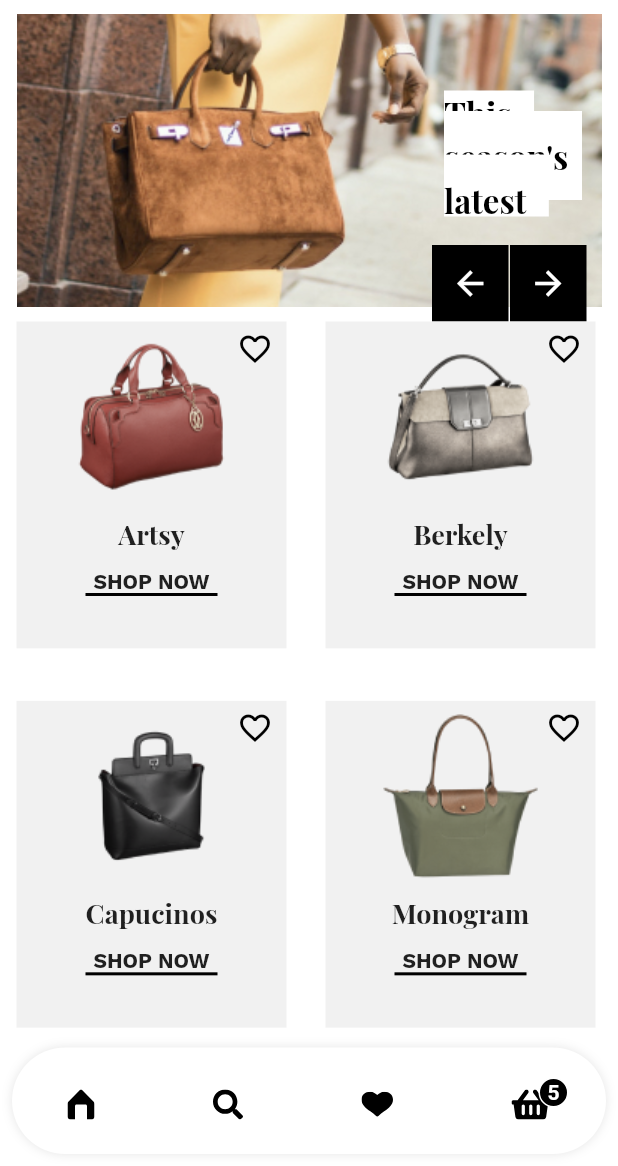
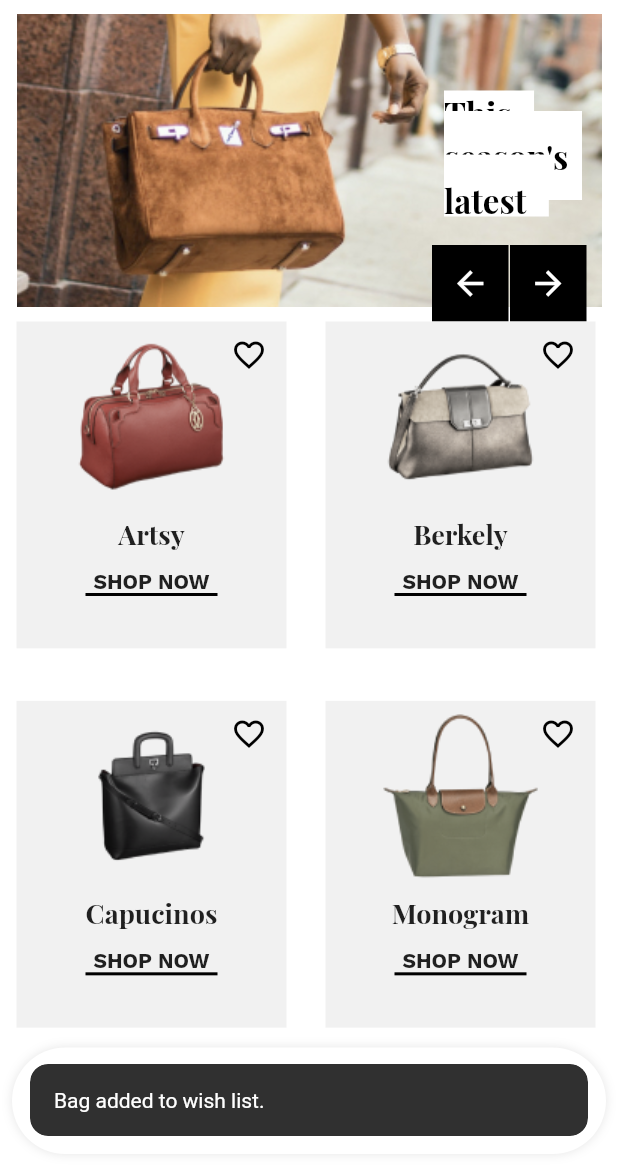
Before and after one commit to edoliantejr/Bagzz, a Flutter app: the screen it shows after launch, after a tap on the "favorite outline" icon, on a phone screen of 412 x 824 dp, the part 70-1236 px from its top. Run offline on Flutter 3.47's test engine with Material 2 defaults, Android fonts, the phone set to English and light mode, and no system bars; drawn by our look-alikes of dot_navigation_bar; our stand-ins replace flutter_svg, get, stacked.

Commit message:
Implement stacked architecture

```diff
--- a/lib/app/app.router.dart
+++ b/lib/app/app.router.dart
@@ -9,15 +9,19 @@
 import 'package:flutter/material.dart';
 import 'package:stacked/stacked.dart';
 
+import '../models/bag.dart';
+import '../ui/views/bag_item_details/bag_item_details_page.dart';
 import '../ui/views/home/home_screen.dart';
 import '../ui/views/main/main_screen.dart';
 
 class Routes {
   static const String mainScreen = '/';
   static const String MainPage = '/home-screen';
+  static const String BagItemDetailsPage = '/bag-item-details-page';
   static const all = <String>{
     mainScreen,
     MainPage,
+    BagItemDetailsPage,
   };
 }
 
@@ -27,6 +31,7 @@ class StackedRouter extends RouterBase {
   final _routes = <RouteDef>[
     RouteDef(Routes.mainScreen, page: MainScreen),
     RouteDef(Routes.MainPage, page: HomeScreen),
+    RouteDef(Routes.BagItemDetailsPage, page: BagItemDetailsPage),
   ];
   @override
   Map<Type, StackedRouteFactory> get pagesMap => _pagesMap;
@@ -46,5 +51,29 @@ class StackedRouter extends RouterBase {
         transitionDuration: const Duration(milliseconds: 800),
       );
     },
+    BagItemDetailsPage: (data) {
+      var args = data.getArgs<BagItemDetailsPageArguments>(nullOk: false);
+      return PageRouteBuilder<dynamic>(
+        pageBuilder: (context, animation, secondaryAnimation) =>
+            BagItemDetailsPage(
+          key: args.key,
+          bag: args.bag,
+        ),
+        settings: data,
+        transitionsBuilder: TransitionsBuilders.slideLeft,
+        transitionDuration: const Duration(milliseconds: 800),
+      );
+    },
   };
 }
+
+/// ************************************************************************
+/// Arguments holder classes
+/// *************************************************************************
+
+/// BagItemDetailsPage arguments holder class
+class BagItemDetailsPageArguments {
+  final Key? key;
+  final Bag bag;
+  BagItemDetailsPageArguments({this.key, required this.bag});
+}
--- /dev/null
+++ b/lib/ui/views/bag_item_details/bag_item_details_page.dart
@@ -0,0 +1,43 @@
+import 'package:bagzz/models/bag.dart';
+import 'package:bagzz/ui/views/bag_item_details/bag_item_details_view_model.dart';
+import 'package:flutter/material.dart';
+import 'package:stacked/stacked.dart';
+
+class BagItemDetailsPage extends StatelessWidget {
+  final Bag bag;
+
+  const BagItemDetailsPage({Key? key, required this.bag}) : super(key: key);
+
+  @override
+  Widget build(BuildContext context) {
+    return ViewModelBuilder<BagItemDetailsViewModel>.reactive(
+      viewModelBuilder: () => BagItemDetailsViewModel(bag),
+      builder: (context, model, child) {
+        return Scaffold(
+          body: Center(
+            child: Column(
+              children: [
+                Text(
+                  model.bag.name,
+                ),
+                SizedBox(
+                  height: 8,
+                ),
+                Text(
+                  model.bag.category,
+                ),
+                SizedBox(
+                  height: 8,
+                ),
+                Text(
+                  model.bag.price.toString(),
+                ),
+                Image(image: AssetImage(model.bag.image)),
+              ],
+            ),
+          ),
+        );
+      },
+    );
+  }
+}
--- /dev/null
+++ b/lib/ui/views/bag_item_details/bag_item_details_view_model.dart
@@ -0,0 +1,11 @@
+
+import 'package:bagzz/models/bag.dart';
+import 'package:stacked/stacked.dart';
+
+class BagItemDetailsViewModel extends BaseViewModel{
+  final Bag bag;
+
+  BagItemDetailsViewModel(this.bag);
+
+
+}
--- a/lib/ui/widgets/bag_grid_view.dart
+++ b/lib/ui/widgets/bag_grid_view.dart
@@ -1,6 +1,7 @@
-import 'package:bagzz/constant/font_names.dart';
 import 'package:bagzz/models/bag.dart';
 import 'package:flutter/material.dart';
+
+import 'bag_item/bag_item.dart';
 
 class BagGridView extends StatelessWidget {
   final List<Bag> bags;
@@ -44,75 +45,3 @@ class BagGridView extends StatelessWidget {
     );
   }
 }
-
-class BagItem extends StatelessWidget {
-  final Bag bag;
-
-  const BagItem(this.bag, {Key? key}) : super(key: key);
-
-  @override
-  Widget build(BuildContext context) {
-    return Padding(
-      padding: const EdgeInsets.only(left: 11, right: 15, bottom: 11),
-      child: Container(
-        height: 210,
-        width: 170,
-        color: Color(0XFFF1F1F1),
-        child: Stack(
-          children: [
-            Positioned(
-                top: 6,
-                right: 9,
-                child: GestureDetector(
-                  behavior: HitTestBehavior.opaque,
-                  onTap: () {},
-                  child: Icon(
-                    Icons.favorite_border_outlined,
-                    color: Colors.black,
-                    size: 24,
-                  ),
-                )),
-            Center(
-              child: Column(
-                children: [
-                  Padding(
-                    padding: const EdgeInsets.only(top: 8.0),
-                    child: Image(image: AssetImage(bag.image)),
-                  ),
-                  Padding(
-                    padding: const EdgeInsets.only(top: 11),
-                    child: Text(
-                      bag.name,
-                      style: TextStyle(
-                          fontFamily: FontNames.playFair,
-                          fontWeight: FontWeight.bold,
-                          fontSize: 18),
-                    ),
-                  ),
-                  Padding(
-                    padding: const EdgeInsets.only(top: 11),
-                    child: InkWell(
-                      onTap: () {},
-                      child: Text(
-                        'SHOP NOW',
-                        style: TextStyle(
-                            fontFamily: FontNames.workSans,
-                            fontWeight: FontWeight.w600,
-                            fontSize: 14),
-                      ),
-                    ),
-                  ),
-                  Container(
-                    height: 2,
-                    width: 88,
-                    color: Colors.black,
-                  )
-                ],
-              ),
-            )
-          ],
-        ),
-      ),
-    );
-  }
-}
--- /dev/null
+++ b/lib/ui/widgets/bag_item/bag_item.dart
@@ -0,0 +1,87 @@
+import 'package:bagzz/constant/font_names.dart';
+import 'package:bagzz/models/bag.dart';
+import 'package:bagzz/ui/widgets/bag_item/bag_item_view_model.dart';
+import 'package:flutter/material.dart';
+import 'package:stacked/stacked.dart';
+
+class BagItem extends StatelessWidget {
+  final Bag bag;
+
+  const BagItem(this.bag, {Key? key}) : super(key: key);
+
+  @override
+  Widget build(BuildContext context) {
+    return ViewModelBuilder<BagItemViewModel>.reactive(
+      viewModelBuilder: () => BagItemViewModel(bag),
+      builder: (context, model, child) {
+        return Padding(
+          padding: const EdgeInsets.only(left: 11, right: 15, bottom: 11),
+          child: Container(
+            height: 210,
+            width: 170,
+            color: Color(0XFFF1F1F1),
+            child: Stack(
+              children: [
+                Center(
+                  child: Column(
+                    children: [
+                      InkWell(
+                        onTap: model.onBagImagePressed,
+                        child: Padding(
+                          padding: const EdgeInsets.only(top: 8.0),
+                          child: Image(image: AssetImage(bag.image)),
+                        ),
+                      ),
+                      Padding(
+                        padding: const EdgeInsets.only(top: 11),
+                        child: Text(
+                          bag.name,
+                          style: TextStyle(
+                              fontFamily: FontNames.playFair,
+                              fontWeight: FontWeight.bold,
+                              fontSize: 18),
+                        ),
+                      ),
+                      Padding(
+                        padding: const EdgeInsets.only(top: 11),
+                        child: InkWell(
+                          onTap: () {},
+                          child: Text(
+                            'SHOP NOW',
+                            style: TextStyle(
+                                fontFamily: FontNames.workSans,
+                                fontWeight: FontWeight.w600,
+                                fontSize: 14),
+                          ),
+                        ),
+                      ),
+                      Container(
+                        height: 2,
+                        width: 88,
+                        color: Colors.black,
+                      )
+                    ],
+                  ),
+                ),
+                Positioned(
+                    top: 6,
+                    right: 9,
+                    child: GestureDetector(
+                      onTap: model.addToWishList,
+                      child: Container(
+                        padding: EdgeInsets.all(4),
+                        child: Icon(
+                          Icons.favorite_border_outlined,
+                          color: Colors.black,
+                          size: 24,
+                        ),
+                      ),
+                    )),
+              ],
+            ),
+          ),
+        );
+      },
+    );
+  }
+}
--- /dev/null
+++ b/lib/ui/widgets/bag_item/bag_item_view_model.dart
@@ -0,0 +1,24 @@
+import 'package:bagzz/app/app.locator.dart';
+import 'package:bagzz/app/app.router.dart';
+import 'package:bagzz/core/service/navigation/navigator_service.dart';
+import 'package:bagzz/core/service/snack_bar_service/snack_bar_service.dart';
+import 'package:bagzz/models/bag.dart';
+import 'package:stacked/stacked.dart';
+
+class BagItemViewModel extends BaseViewModel {
+  final Bag bag;
+
+  BagItemViewModel(this.bag);
+
+  final navigatorService = locator<NavigationService>();
+  final snackBarService = locator<SnackBarService>();
+
+  void onBagImagePressed() {
+    navigatorService.pushNamed(Routes.BagItemDetailsPage,
+        arguments: BagItemDetailsPageArguments(bag: bag));
+  }
+
+  void addToWishList(){
+    snackBarService.showSnackBar('Bag added to wish list.');
+  }
+}
```
Also changed, not shown: lib/app/app.dart (+6 -1 lines).
